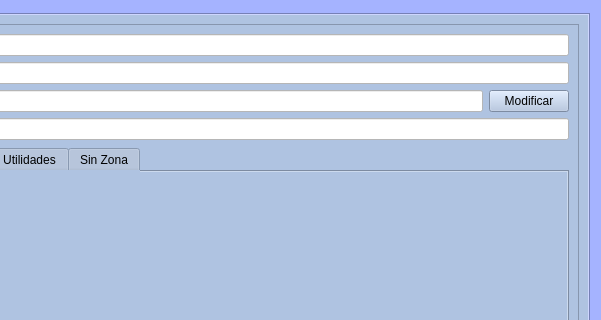
Old version of the form Zona_Administrador/frmempresas.ui in the repository arcnexus/RedFoX; both pictures show x 555 to 1156 and y 88 to 408 of the 1156 by 688 pixel window.
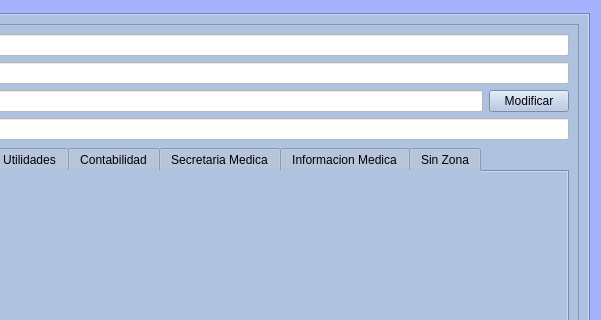
New version of the form. The open tabs and pages were chosen to show the change. Icons and pictures are not drawn.

```diff
--- a/Zona_Administrador/frmempresas.ui
+++ b/Zona_Administrador/frmempresas.ui
@@ -2000,6 +2000,21 @@
               <string>Utilidades</string>
              </attribute>
             </widget>
+            <widget class="QWidget" name="tab_conta">
+             <attribute name="title">
+              <string>Contabilidad</string>
+             </attribute>
+            </widget>
+            <widget class="QWidget" name="tab_secMed">
+             <attribute name="title">
+              <string>Secretaria Medica</string>
+             </attribute>
+            </widget>
+            <widget class="QWidget" name="tab_med">
+             <attribute name="title">
+              <string>Informacion Medica</string>
+             </attribute>
+            </widget>
             <widget class="QWidget" name="tab_noZone">
              <attribute name="title">
               <string>Sin Zona</string>
```
Left out of the diff: 2 changed lines with no effect on the pictures.
